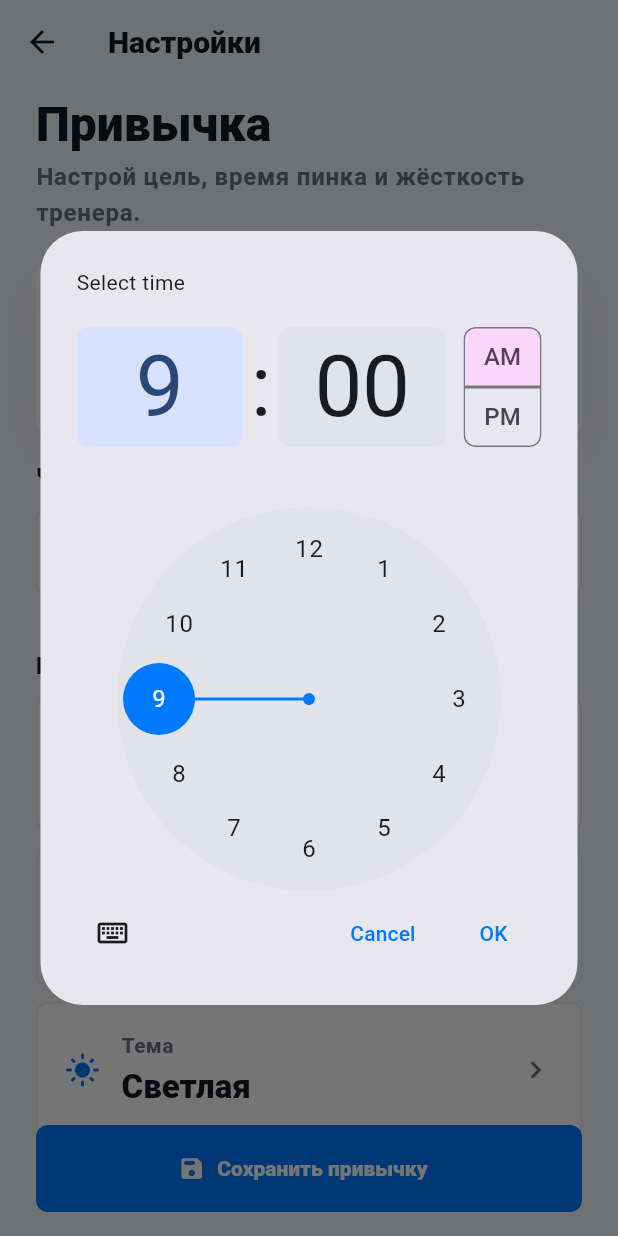
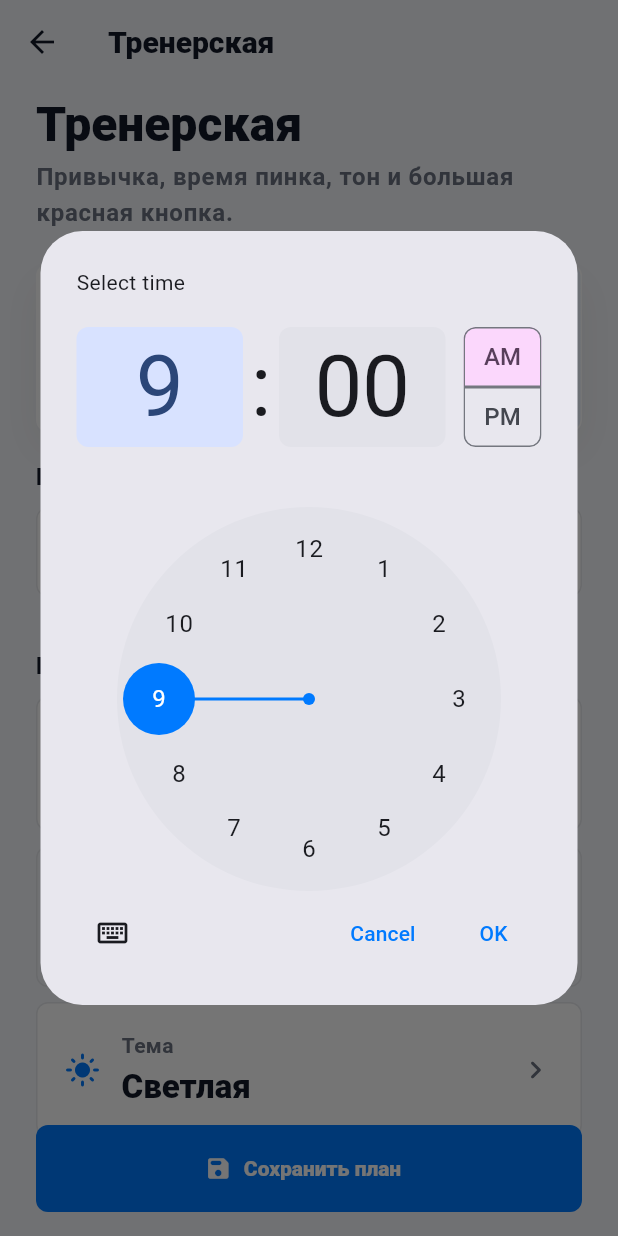
Before and after one commit to Kurdukov/AngryCoach, a Flutter app: the SettingsScreen screen opened directly with empty values, after a tap on "Напоминание", on a phone screen of 412 x 824 dp. Run offline on Flutter 3.47's test engine with Material 3 defaults, Android fonts, the phone set to English and light mode, and no system bars; our stand-ins replace flutter_local_notifications, shared_preferences, timezone; accounts and stored records are empty.

Commit message:
Add coach reactions and trainer room

```diff
--- /dev/null
+++ b/lib/models/coach_reaction.dart
@@ -0,0 +1 @@
+enum CoachReaction { idle, success, fail, streak, reset }
--- a/lib/screens/focus_screen.dart
+++ b/lib/screens/focus_screen.dart
@@ -1,6 +1,7 @@
 import 'package:flutter/material.dart';
 
 import '../models/coach_intensity.dart';
+import '../models/coach_reaction.dart';
 import '../models/daily_result.dart';
 import '../models/failure_reason.dart';
 import '../models/habit.dart';
@@ -152,6 +153,7 @@ class _FocusScreenState extends State<FocusScreen> {
                       habitName: widget.habit.name,
                       message: _coachText(status),
                       intensity: widget.intensity,
+                      reaction: _coachReaction(status),
                       compact: compact,
                     ),
                     const SizedBox(height: 14),
@@ -268,6 +270,17 @@ class _FocusScreenState extends State<FocusScreen> {
       DailyStatus.fail => 'Сегодня провалено. Завтра будет новый раунд.',
       DailyStatus.pending =>
         'Докладывай честно. Тренер всё равно почувствует слабину.',
+    };
+  }
+
+  CoachReaction _coachReaction(DailyStatus status) {
+    return switch (status) {
+      DailyStatus.success =>
+        _displayStats.currentStreak >= 3
+            ? CoachReaction.streak
+            : CoachReaction.success,
+      DailyStatus.fail => CoachReaction.fail,
+      DailyStatus.pending => CoachReaction.idle,
     };
   }
 
@@ -558,10 +571,7 @@ class _TomorrowPlanPanel extends StatelessWidget {
                       color: Colors.white.withValues(alpha: 0.12),
                       borderRadius: BorderRadius.circular(8),
                     ),
-                    child: const Icon(
-                      Icons.alarm_rounded,
-                      color: Colors.white,
-                    ),
+                    child: const Icon(Icons.alarm_rounded, color: Colors.white),
                   ),
                   const SizedBox(width: 12),
                   Expanded(
@@ -723,12 +733,14 @@ class _CoachPanel extends StatelessWidget {
     required this.habitName,
     required this.message,
     required this.intensity,
+    required this.reaction,
     required this.compact,
   });
 
   final String habitName;
   final String message;
   final CoachIntensity intensity;
+  final CoachReaction reaction;
   final bool compact;
 
   @override
@@ -743,7 +755,11 @@ class _CoachPanel extends StatelessWidget {
       child: Row(
         crossAxisAlignment: CrossAxisAlignment.start,
         children: [
-          AngryAvatar(size: compact ? 86 : 104, intensity: intensity),
+          AngryAvatar(
+            size: compact ? 86 : 104,
+            intensity: intensity,
+            reaction: reaction,
+          ),
           const SizedBox(width: 16),
           Expanded(
             child: Column(
--- a/lib/screens/home_screen.dart
+++ b/lib/screens/home_screen.dart
@@ -2,6 +2,7 @@ import 'package:flutter/material.dart';
 
 import '../models/coach_message.dart';
 import '../models/coach_intensity.dart';
+import '../models/coach_reaction.dart';
 import '../models/daily_result.dart';
 import '../models/failure_reason.dart';
 import '../models/habit.dart';
@@ -252,6 +253,7 @@ class _HomeScreenState extends State<HomeScreen> {
                   habit: habit,
                   dailyResult: _dailyResult,
                   intensity: _intensity,
+                  reaction: _coachReaction(),
                   message: _todayStatusText(),
                   onStart: () => _openFocus(habit),
                   onFail: () => _openFocus(habit),
@@ -319,6 +321,17 @@ class _HomeScreenState extends State<HomeScreen> {
       }
     }
     return null;
+  }
+
+  CoachReaction _coachReaction() {
+    return switch (_dailyResult.status) {
+      DailyStatus.success =>
+        _stats.currentStreak >= 3
+            ? CoachReaction.streak
+            : CoachReaction.success,
+      DailyStatus.fail => CoachReaction.fail,
+      DailyStatus.pending => CoachReaction.idle,
+    };
   }
 }
 
@@ -566,6 +579,7 @@ class _TodayPanel extends StatelessWidget {
     required this.habit,
     required this.dailyResult,
     required this.intensity,
+    required this.reaction,
     required this.message,
     required this.onStart,
     required this.onFail,
@@ -574,6 +588,7 @@ class _TodayPanel extends StatelessWidget {
   final Habit habit;
   final DailyResult dailyResult;
   final CoachIntensity intensity;
+  final CoachReaction reaction;
   final String message;
   final VoidCallback onStart;
   final VoidCallback onFail;
@@ -633,7 +648,11 @@ class _TodayPanel extends StatelessWidget {
             right: -34,
             top: 34,
             child: IgnorePointer(
-              child: AngryAvatar(size: 220, intensity: intensity),
+              child: AngryAvatar(
+                size: 220,
+                intensity: intensity,
+                reaction: reaction,
+              ),
             ),
           ),
           Padding(
--- a/lib/screens/settings_screen.dart
+++ b/lib/screens/settings_screen.dart
@@ -1,6 +1,7 @@
 import 'package:flutter/material.dart';
 
 import '../models/coach_intensity.dart';
+import '../models/coach_reaction.dart';
 import '../models/habit.dart';
 import '../services/notification_service.dart';
 import '../services/storage_service.dart';
@@ -93,8 +94,19 @@ class _SettingsScreenState extends State<SettingsScreen> {
       builder: (context) {
         return AlertDialog(
           title: const Text('Сбросить прогресс?'),
-          content: const Text(
-            'Серия, провалы, доверие и история исчезнут. Тренер запомнит только твой позорный страх перед кнопкой.',
+          content: Column(
+            mainAxisSize: MainAxisSize.min,
+            children: [
+              AngryAvatar(
+                size: 96,
+                intensity: _intensity,
+                reaction: CoachReaction.reset,
+              ),
+              const SizedBox(height: 12),
+              const Text(
+                'Серия, провалы, доверие и история исчезнут. Тренер запомнит только твой позорный страх перед кнопкой.',
+              ),
+            ],
           ),
           actions: [
             TextButton(
@@ -139,7 +151,7 @@ class _SettingsScreenState extends State<SettingsScreen> {
     final controller = ThemeScope.of(context);
 
     return Scaffold(
-      appBar: AppBar(title: const Text('Настройки')),
+      appBar: AppBar(title: const Text('Тренерская')),
       bottomNavigationBar: SafeArea(
         minimum: const EdgeInsets.fromLTRB(24, 8, 24, 16),
         child: FilledButton.icon(
@@ -151,7 +163,7 @@ class _SettingsScreenState extends State<SettingsScreen> {
                   child: CircularProgressIndicator(strokeWidth: 2),
                 )
               : const Icon(Icons.save_rounded),
-          label: Text(_saving ? 'Сохраняю...' : 'Сохранить привычку'),
+          label: Text(_saving ? 'Сохраняю...' : 'Сохранить план'),
         ),
       ),
       body: SafeArea(
@@ -159,7 +171,7 @@ class _SettingsScreenState extends State<SettingsScreen> {
           padding: const EdgeInsets.fromLTRB(24, 12, 24, 18),
           children: [
             Text(
-              'Привычка',
+              'Тренерская',
               style: Theme.of(context).textTheme.headlineLarge?.copyWith(
                 color: ink,
                 fontWeight: FontWeight.w900,
@@ -168,7 +180,7 @@ class _SettingsScreenState extends State<SettingsScreen> {
             ),
             const SizedBox(height: 8),
             Text(
-              'Настрой цель, время пинка и жёсткость тренера.',
+              'Привычка, время пинка, тон и большая красная кнопка.',
               style: Theme.of(context).textTheme.bodyLarge?.copyWith(
                 color: dark ? Colors.white70 : AppColors.muted,
                 fontWeight: FontWeight.w700,
@@ -182,7 +194,7 @@ class _SettingsScreenState extends State<SettingsScreen> {
             ),
             const SizedBox(height: 18),
             _SettingsSection(
-              title: 'Что тренируем',
+              title: 'Привычка',
               child: TextField(
                 controller: _habitController,
                 onChanged: (_) => setState(() {}),
@@ -197,7 +209,7 @@ class _SettingsScreenState extends State<SettingsScreen> {
             ),
             const SizedBox(height: 14),
             _SettingsSection(
-              title: 'Режим',
+              title: 'Расписание',
               child: Column(
                 children: [
                   _SettingsTile(
@@ -226,14 +238,14 @@ class _SettingsScreenState extends State<SettingsScreen> {
             ),
             const SizedBox(height: 14),
             _SettingsSection(
-              title: 'Тренер',
+              title: 'Тон тренера',
               child: _IntensityPanel(
                 value: _intensity,
                 onChanged: (value) => setState(() => _intensity = value),
               ),
             ),
             const SizedBox(height: 14),
-            _DangerZone(onReset: _resetProgress),
+            _DangerZone(intensity: _intensity, onReset: _resetProgress),
           ],
         ),
       ),
@@ -279,7 +291,11 @@ class _HabitPreview extends StatelessWidget {
       ),
       child: Row(
         children: [
-          AngryAvatar(size: 74, intensity: intensity),
+          AngryAvatar(
+            size: 74,
+            intensity: intensity,
+            reaction: CoachReaction.idle,
+          ),
           const SizedBox(width: 14),
           Expanded(
             child: Column(
@@ -485,8 +501,9 @@ class _IntensityPanel extends StatelessWidget {
 }
 
 class _DangerZone extends StatelessWidget {
-  const _DangerZone({required this.onReset});
+  const _DangerZone({required this.intensity, required this.onReset});
 
+  final CoachIntensity intensity;
   final VoidCallback onReset;
 
   @override
@@ -503,8 +520,12 @@ class _DangerZone extends StatelessWidget {
       ),
       child: Row(
         children: [
-          const Icon(Icons.restart_alt_rounded, color: AppColors.pink),
-          const SizedBox(width: 14),
+          AngryAvatar(
+            size: 58,
+            intensity: intensity,
+            reaction: CoachReaction.reset,
+          ),
+          const SizedBox(width: 12),
           Expanded(
             child: Column(
               crossAxisAlignment: CrossAxisAlignment.start,
--- a/lib/widgets/angry_avatar.dart
+++ b/lib/widgets/angry_avatar.dart
@@ -1,29 +1,70 @@
 import 'package:flutter/material.dart';
 
 import '../models/coach_intensity.dart';
+import '../models/coach_reaction.dart';
+import '../theme/app_colors.dart';
 
 class AngryAvatar extends StatelessWidget {
   const AngryAvatar({
     super.key,
     this.size = 120,
     this.intensity = CoachIntensity.toxic,
+    this.reaction = CoachReaction.idle,
   });
 
   final double size;
   final CoachIntensity intensity;
+  final CoachReaction reaction;
 
   @override
   Widget build(BuildContext context) {
     return SizedBox(
       width: size,
       height: size,
+      child: Stack(
+        clipBehavior: Clip.none,
+        alignment: Alignment.center,
+        children: [
+          Positioned.fill(
+            child: DecoratedBox(
+              decoration: BoxDecoration(
+                shape: BoxShape.circle,
+                gradient: RadialGradient(
+                  colors: [
+                    _reactionColor.withValues(alpha: 0.28),
+                    _reactionColor.withValues(alpha: 0.0),
+                  ],
+                ),
+              ),
+            ),
+          ),
+          Transform.translate(
+            offset: _reactionOffset,
+            child: Transform.rotate(
+              angle: _reactionAngle,
               child: Image.asset(
                 _assetName,
                 fit: BoxFit.contain,
                 filterQuality: FilterQuality.high,
                 errorBuilder: (context, error, stackTrace) {
-          return Icon(Icons.sports_martial_arts_rounded, size: size * 0.72);
+                  return Icon(
+                    Icons.sports_martial_arts_rounded,
+                    size: size * 0.72,
+                  );
                 },
+              ),
+            ),
+          ),
+          Positioned(
+            right: size * 0.04,
+            top: size * 0.06,
+            child: _ReactionBadge(
+              icon: _reactionIcon,
+              color: _reactionColor,
+              size: size * 0.26,
+            ),
+          ),
+        ],
       ),
     );
   }
@@ -35,4 +76,79 @@ class AngryAvatar extends StatelessWidget {
       CoachIntensity.ruthless => 'assets/images/coach_3d_hard.png',
     };
   }
+
+  Color get _reactionColor {
+    return switch (reaction) {
+      CoachReaction.idle => AppColors.primary,
+      CoachReaction.success => AppColors.green,
+      CoachReaction.fail => AppColors.pink,
+      CoachReaction.streak => AppColors.primarySoft,
+      CoachReaction.reset => AppColors.yellow,
+    };
   }
+
+  IconData get _reactionIcon {
+    return switch (reaction) {
+      CoachReaction.idle => Icons.visibility_rounded,
+      CoachReaction.success => Icons.check_rounded,
+      CoachReaction.fail => Icons.close_rounded,
+      CoachReaction.streak => Icons.local_fire_department_rounded,
+      CoachReaction.reset => Icons.restart_alt_rounded,
+    };
+  }
+
+  Offset get _reactionOffset {
+    return switch (reaction) {
+      CoachReaction.success => Offset(0, -size * 0.03),
+      CoachReaction.fail => Offset(size * 0.03, size * 0.02),
+      CoachReaction.streak => Offset(0, -size * 0.05),
+      CoachReaction.reset => Offset(0, size * 0.02),
+      CoachReaction.idle => Offset.zero,
+    };
+  }
+
+  double get _reactionAngle {
+    return switch (reaction) {
+      CoachReaction.success => -0.04,
+      CoachReaction.fail => 0.06,
+      CoachReaction.streak => -0.08,
+      CoachReaction.reset => 0.0,
+      CoachReaction.idle => 0.0,
+    };
+  }
+}
+
+class _ReactionBadge extends StatelessWidget {
+  const _ReactionBadge({
+    required this.icon,
+    required this.color,
+    required this.size,
+  });
+
+  final IconData icon;
+  final Color color;
+  final double size;
+
+  @override
+  Widget build(BuildContext context) {
+    final badgeSize = size.clamp(24.0, 42.0).toDouble();
+    final iconSize = size.clamp(14.0, 22.0).toDouble();
+
+    return Container(
+      width: badgeSize,
+      height: badgeSize,
+      decoration: BoxDecoration(
+        color: Colors.white.withValues(alpha: 0.92),
+        borderRadius: BorderRadius.circular(8),
+        boxShadow: [
+          BoxShadow(
+            color: Colors.black.withValues(alpha: 0.12),
+            blurRadius: 12,
+            offset: const Offset(0, 6),
+          ),
+        ],
+      ),
+      child: Icon(icon, color: color, size: iconSize),
+    );
+  }
+}
```
Lines whose indentation alone changed are shown as unchanged.
